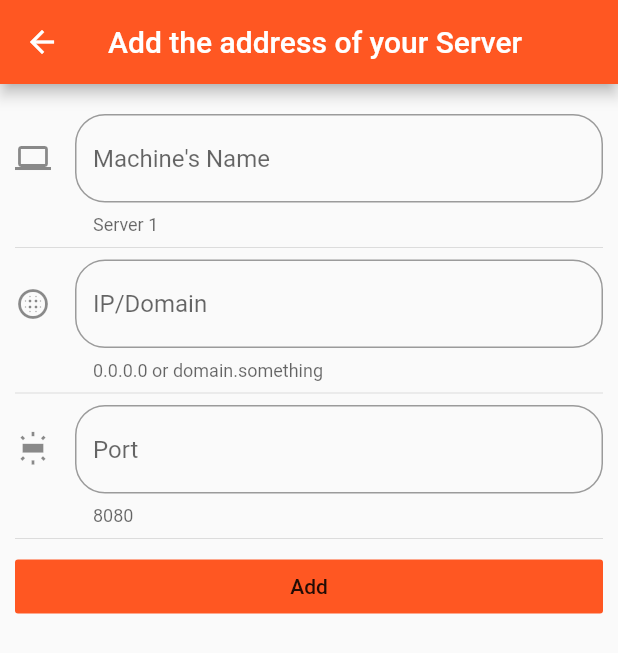
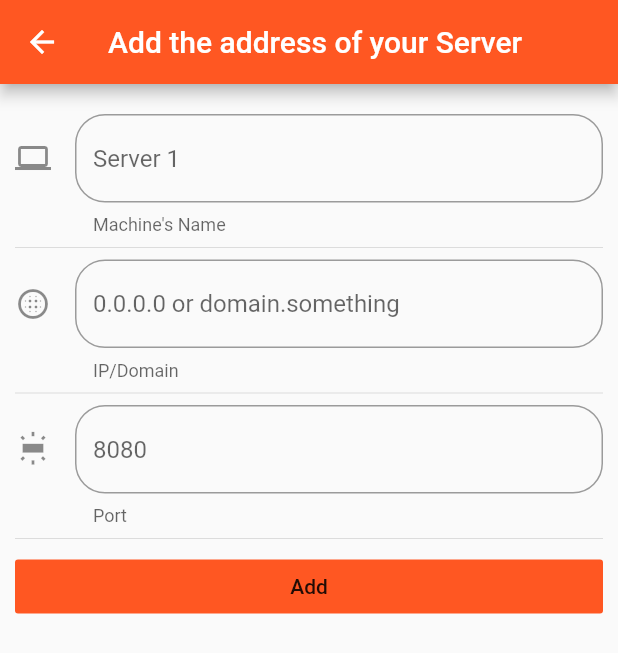
Before and after one commit to JavierOramas/temperatureMonitor-app, a Flutter app: the screen it shows after launch, after a tap on the "add" icon, on a phone screen of 412 x 824 dp. Shown: the top 653 px of the screen. Run offline on Flutter 3.47's test engine with Material 2 defaults, Android fonts, the phone set to English and light mode, and no system bars.

Commit message:
reading from json creating cards

```diff
--- /dev/null
+++ b/data/serverslist.json
@@ -0,0 +1,5 @@
+{
+    "Ghost" : ["192.168.0.100", "9998"],
+    "Iorek" : ["192.168.0.106", "9998"]
+
+}
--- a/lib/main.dart
+++ b/lib/main.dart
@@ -1,4 +1,4 @@
-import  'package:flutter/material.dart';
+import 'package:flutter/material.dart';
 import 'package:temp_monitor_app/src/routes/routes.dart';
 
 void main() => runApp(MyApp());
@@ -9,10 +9,8 @@ class MyApp extends StatelessWidget {
     return MaterialApp(
       title: 'Temperature Monitor',
       debugShowCheckedModeBanner: false,
-
       initialRoute: '/',
       routes: getApplicationRoutes(),
-
     );
   }
 }
--- a/lib/src/pages/add_server_page.dart
+++ b/lib/src/pages/add_server_page.dart
@@ -8,10 +8,9 @@ class AddServerPage extends StatefulWidget {
 }
 
 class _AddServerPageState extends State<AddServerPage> {
-
   String _ip = '';
   String _name = '';
-  String _port  = '';
+  String _port = '';
 
   TextEditingController _inputFieldDateController = new TextEditingController();
 
@@ -23,7 +22,7 @@ class _AddServerPageState extends State<AddServerPage> {
           backgroundColor: Colors.deepOrange,
         ),
         body: ListView(
-        padding: EdgeInsets.symmetric(horizontal:10.0, vertical: 20.0),
+          padding: EdgeInsets.symmetric(horizontal: 10.0, vertical: 20.0),
           children: <Widget>[
             _getName(),
             Divider(),
@@ -33,24 +32,20 @@ class _AddServerPageState extends State<AddServerPage> {
             Divider(),
             _confirmAdd()
           ],
-      )
-    );
+        ));
   }
 
   Widget _getName() {
-
     return TextField(
       //  autofocus: true,
       textCapitalization: TextCapitalization.sentences,
       decoration: InputDecoration(
           border: OutlineInputBorder(
             borderRadius: BorderRadius.circular(20.0),
-
           ),
-         hintText: "Machine's Name",
-         helperText: 'Server 1',
-         icon: Icon(Icons.computer)
-       ),
+          hintText: 'Server 1',
+          helperText: "Machine's Name",
+          icon: Icon(Icons.computer)),
       onChanged: (valor) {
         setState(() {
           _name = valor;
@@ -60,19 +55,16 @@ class _AddServerPageState extends State<AddServerPage> {
   }
 
   Widget _getIP() {
-
     return TextField(
       //  autofocus: true,
       textCapitalization: TextCapitalization.sentences,
       decoration: InputDecoration(
           border: OutlineInputBorder(
             borderRadius: BorderRadius.circular(20.0),
-
           ),
-         hintText: 'IP/Domain',
-         helperText: '0.0.0.0 or domain.something',
-         icon: Icon(Icons.blur_circular)
-       ),
+          hintText: '0.0.0.0 or domain.something',
+          helperText: 'IP/Domain',
+          icon: Icon(Icons.blur_circular)),
       onChanged: (valor) {
         setState(() {
           _ip = valor;
@@ -82,19 +74,16 @@ class _AddServerPageState extends State<AddServerPage> {
   }
 
   Widget _getPort() {
-
     return TextField(
       //  autofocus: true,
       textCapitalization: TextCapitalization.sentences,
       decoration: InputDecoration(
           border: OutlineInputBorder(
             borderRadius: BorderRadius.circular(20.0),
-
           ),
-         hintText: 'Port',
-         helperText: '8080',
-         icon: Icon(Icons.wb_iridescent)
-       ),
+          hintText: '8080',
+          helperText: 'Port',
+          icon: Icon(Icons.wb_iridescent)),
       onChanged: (valor) {
         setState(() {
           _port = valor;
--- a/lib/src/pages/home_page.dart
+++ b/lib/src/pages/home_page.dart
@@ -23,12 +23,16 @@ class HomePage extends StatelessWidget {
     return FutureBuilder(
       future: dataProvider.cargarData(),
       initialData: [],
-      builder: (context, AsyncSnapshot<List<dynamic>> snapshot){
+      builder: (context, AsyncSnapshot<dynamic> snapshot){
 
-        print(snapshot.data);
+        List<dynamic> names = [];
+        for (String i in snapshot.data){
+          names.add(i);
+        }
 
-        return ListView(
-          children:_createList(snapshot.data, context)
+
+        return Column(
+          children:_createList(names, context)
           );
       },
     );
@@ -40,19 +44,42 @@ class HomePage extends StatelessWidget {
 
     data.forEach( (opt) {
 
-      final ListTile widgetTemp = ListTile(
-        title: Text(opt['texto']),
-        // leading: getIcon(opt['icon']),
-        trailing: Icon(Icons.keyboard_arrow_right, color: Colors.blueAccent,),
-        onTap: (){
+    final card = Container(
+      // clipBehavior: Clip.antiAlias,
+      // elevation: 10.0,
+      // shape: RoundedRectangleBorder(borderRadius: BorderRadius.circular(20.0)),
+      child: Column(
+        children: <Widget>[
+          Container(
+            padding: EdgeInsets.all(10.0),
+            child: Text(opt)
+            )
 
-          Navigator.pushNamed(context, opt['ruta']);
+        ]
+      ),
+    );
 
-        },
-        );
+    final widgetTemp = Container(
+      decoration: BoxDecoration(
+        color: Colors.white,
+        boxShadow: <BoxShadow>[
+          BoxShadow(
+            offset:Offset(2.0, 10),
+            blurRadius: 10.0,
+            spreadRadius: 2.0,
+            color: Colors.black26
+          )
+        ],
+        borderRadius: BorderRadius.circular(20.0),
+        ),
+      child: ClipRRect(
+        child: card,
+        borderRadius: BorderRadius.circular(20.0),
+        )
+      );
 
-        opciones..add(widgetTemp)
-                ..add(Divider());
+      opciones..add(widgetTemp)
+              ..add(Divider());
       }
     );
     return opciones;
--- a/lib/src/providers/data_provider.dart
+++ b/lib/src/providers/data_provider.dart
@@ -1,24 +1,19 @@
-
 import 'package:flutter/services.dart' show rootBundle;
 import 'dart:convert';
 
-
-class _DataProvider{
-
+class _DataProvider {
   List<dynamic> opciones = [];
 
-  _DataProvider(){
+  _DataProvider() {
     cargarData();
   }
 
-  Future<List<dynamic>> cargarData() async{
-
-    // final resp = await rootBundle.loadString('data/menu_opts.json');
-    // Map mapJson = json.decode(resp);
-    // opciones = mapJson['rutas'];
-    // return opciones;
-    return [];
-    }
+  Future<dynamic> cargarData() async {
+    final resp = await rootBundle.loadString('data/serverslist.json');
+    Map mapJson = json.decode(resp);
+    return mapJson.keys;
+    // return [];
   }
+}
 
 var dataProvider = _DataProvider();
--- a/pubspec.yaml
+++ b/pubspec.yaml
@@ -46,7 +46,8 @@ flutter:
   uses-material-design: true
 
   # To add assets to your application, add an assets section, like this:
-  # assets:
+  assets:
+    - data/serverslist.json
   #   - images/a_dot_burr.jpeg
   #   - images/a_dot_ham.jpeg
 
```
Also changed, not shown: lib/src/routes/routes.dart (+5 -5 lines), lib/data/serverslist.json (deleted). Lines whose indentation alone changed are shown as unchanged.
